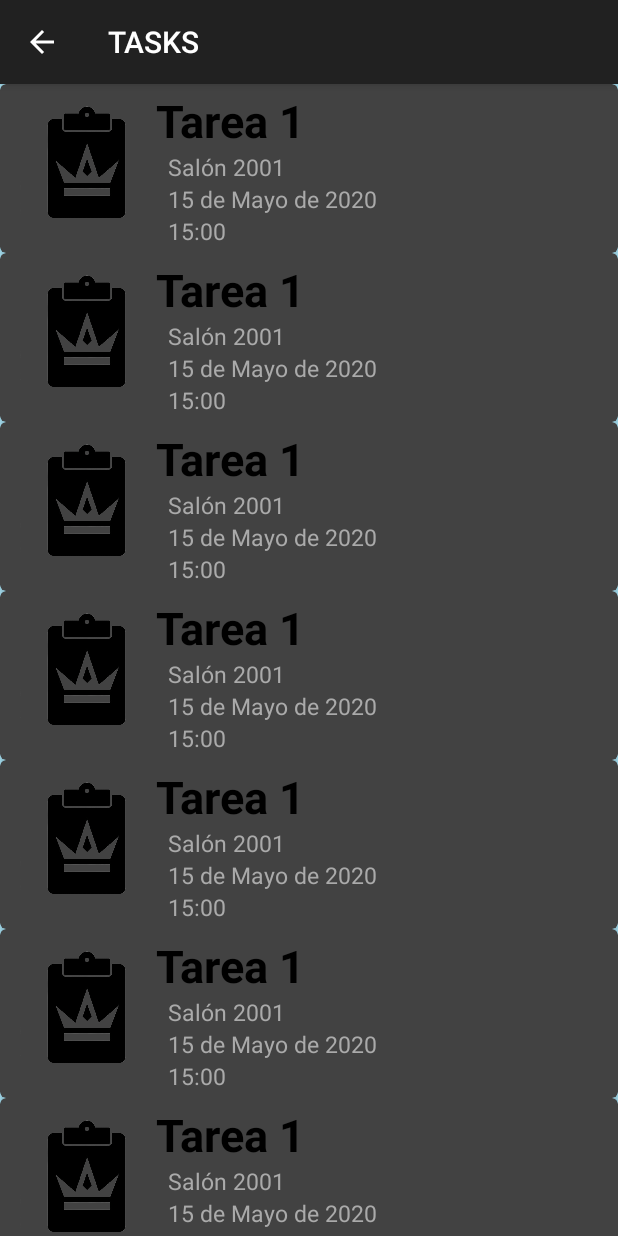
After one commit to EduardoHerMn/TaskMaster, an Android app: the TaskListActivity screen opened directly, with no data from a screen before it, on a phone screen of 412 x 824 dp. The commit adds this screen. Run offline under Robolectric (Android 15) with nearby library versions, the phone set to English and light mode, and no system bars; libraries missing offline, so code that uses them is left out: com.koushikdutta.ion; pictures from the network do not load.

Commit message:
ver lista de actividades

```diff
--- a/app/src/main/AndroidManifest.xml
+++ b/app/src/main/AndroidManifest.xml
@@ -11,8 +11,9 @@
         android:roundIcon="@mipmap/ic_launcher_round"
         android:supportsRtl="true"
         android:theme="@style/Theme.AppCompat.NoActionBar">
-        <activity android:name=".Inicio"></activity>
-
+        <activity android:name=".TaskListAdapter"></activity>
+        <activity android:name=".TaskListActivity" />
+        <activity android:name=".Inicio" />
         <activity android:name=".Register" />
         <activity android:name=".MainActivity">
             <intent-filter>
--- a/app/src/main/java/com/example/taskmaster2/MainActivity.kt
+++ b/app/src/main/java/com/example/taskmaster2/MainActivity.kt
@@ -23,6 +23,7 @@ class MainActivity : AppCompatActivity() {
         setContentView(R.layout.activity_main)
         callbackManager = CallbackManager.Factory.create()
         var btnLoginFacebook = findViewById<Button>(R.id.btnLoginFacebook)
+        var btnLogin = findViewById<Button>(R.id.btnLogin)
 
         btnLoginFacebook.setOnClickListener(View.OnClickListener {
             // Login
@@ -46,6 +47,17 @@ class MainActivity : AppCompatActivity() {
                     }
                 })
         })
+
+        /*
+        Click listener sigue de login -> registros -> task list,
+        lo puse solo para probar mis cambios, se cambiará cuando se termine de implementar toda
+         */
+        btnLogin.setOnClickListener(View.OnClickListener {
+            //Toast.makeText(this, item.get("url").toString(), Toast.LENGTH_SHORT).show()
+            val intent = Intent(this, TaskListActivity::class.java)
+            startActivity(intent)
+        })
+
     }
 
     override fun onActivityResult(requestCode: Int, resultCode: Int, data: Intent?) {
--- /dev/null
+++ b/app/src/main/java/com/example/taskmaster2/TaskListActivity.kt
@@ -0,0 +1,98 @@
+package com.example.taskmaster2
+
+import android.content.Intent
+import android.util.Log
+import com.google.android.material.snackbar.Snackbar
+import com.koushikdutta.ion.Ion
+import com.example.taskmaster2.TaskListAdapter
+import kotlinx.android.synthetic.main.activity_task_list.*
+
+import android.content.Context
+import androidx.appcompat.app.AppCompatActivity
+import android.os.Bundle
+import androidx.recyclerview.widget.DefaultItemAnimator
+import androidx.recyclerview.widget.LinearLayoutManager
+import com.google.gson.JsonArray
+import com.google.gson.JsonElement
+import org.json.JSONArray
+import org.json.JSONObject
+import com.example.taskmaster2.R
+import com.google.gson.GsonBuilder
+import com.google.gson.JsonObject
+
+class TaskListActivity : AppCompatActivity() {
+
+    //private lateinit var data: JsonArray
+    private var data =  mutableListOf<JsonObject>()
+    private lateinit var linearLayoutManager: LinearLayoutManager
+    private lateinit var adapter:TaskListAdapter
+    private lateinit var dataNoUso: JSONArray
+
+
+    override fun onCreate(savedInstanceState: Bundle?) {
+        super.onCreate(savedInstanceState)
+        setContentView(R.layout.activity_task_list)
+        setSupportActionBar(toolbar)
+        supportActionBar?.setDisplayHomeAsUpEnabled(true)
+        supportActionBar?.title="TASKS"
+
+        initializeComponents()
+        initializeListeners()
+        initializeData()
+
+    }
+
+    fun initializeComponents(){
+
+    }
+
+    fun initializeListeners(){
+
+    }
+
+    fun initializeData() {
+        /*
+        Aquí se inicializará el data de tasks cuando esté lista la api
+        Ion.with(this)
+            .load("https://pokeapi.co/api/v2/pokemon/?offset=0&limit=964")
+            .asJsonObject()
+            .done { e, result ->
+                if(e == null){
+                    Log.i("Salida", result.getAsJsonArray("results").size().toString())
+                    data = result.getAsJsonArray("results")
+                    initializeList()
+                }
+            }
+         */
+        //por ahora usa data mock
+        for(i in 1..10){
+            val rootObject= JsonObject()
+            rootObject.addProperty("titulo","Tarea 1")
+            rootObject.addProperty("descripción","Lorem ipsum dolor sit amet, consectetur adipiscing elit, sed do eiusmod tempor incididunt ut labore et dolore magna aliqua. Ut enim ad minim veniam, quis nostrud exercitation ullamco laboris nisi ut aliquip ex ea commodo consequat. Duis aute irure dolor in reprehenderit in voluptate velit esse cillum dolore eu fugiat nulla pariatur. Excepteur sint occaecat cupidatat non proident, sunt in culpa qui officia deserunt mollit anim id est laborum.")
+            rootObject.addProperty("fecha","15 de Mayo de 2020")
+            rootObject.addProperty("hora","15:00")
+            rootObject.addProperty("lugar","Salón 2001")
+            data.add(rootObject)
+        }
+
+        initializeList()
+    }
+
+    fun initializeList(){
+        linearLayoutManager = LinearLayoutManager(this)
+        linearLayoutManager.orientation = LinearLayoutManager.VERTICAL
+        linearLayoutManager.scrollToPosition(0)
+
+        adapter = TaskListAdapter()
+        adapter.TaskListAdapter(this,data)
+
+        recycler_view_list.layoutManager = linearLayoutManager
+        recycler_view_list.adapter = adapter
+        recycler_view_list.itemAnimator = DefaultItemAnimator()
+
+    }
+
+
+
+
+}
--- /dev/null
+++ b/app/src/main/java/com/example/taskmaster2/TaskListAdapter.kt
@@ -0,0 +1,66 @@
+package com.example.taskmaster2
+
+import android.content.Context
+import android.util.Log
+import android.view.LayoutInflater
+import android.view.View
+import android.view.ViewGroup
+import android.widget.ImageView
+import android.widget.TextView
+import androidx.core.content.ContextCompat
+import com.bumptech.glide.Glide
+import com.google.gson.JsonArray
+import com.google.gson.JsonObject
+import com.example.taskmaster2.R
+
+import androidx.appcompat.app.AppCompatActivity
+import android.os.Bundle
+import androidx.recyclerview.widget.DefaultItemAnimator
+import androidx.recyclerview.widget.LinearLayoutManager
+import androidx.recyclerview.widget.RecyclerView
+import com.google.android.material.snackbar.Snackbar
+
+class TaskListAdapter : RecyclerView.Adapter<TaskListAdapter.ViewHolder>() {
+
+    private lateinit var context: Context
+    private var data =  mutableListOf<JsonObject>()
+
+    fun TaskListAdapter(context:Context, data: MutableList<JsonObject>){
+        this.context = context
+        this.data = data
+    }
+
+    override fun onCreateViewHolder(parent: ViewGroup, viewType: Int): TaskListAdapter.ViewHolder {
+        var layoutInflater = LayoutInflater.from(parent.context)
+        return ViewHolder(layoutInflater.inflate(R.layout.task_item,parent,false))
+    }
+
+    override fun getItemCount(): Int {
+        return data.size
+    }
+
+    override fun onBindViewHolder(holder: TaskListAdapter.ViewHolder, position: Int) {
+        //var item:JsonObject = data.get(position)
+        var item:JsonObject = data.get(position).asJsonObject
+        holder.bind(item,context)
+    }
+
+
+    class ViewHolder(view:View):RecyclerView.ViewHolder(view){
+        private var imagen: ImageView = view.findViewById(R.id.task_imagen)
+        private var titulo: TextView   = view.findViewById(R.id.task_titulo)
+        private var lugar: TextView   = view.findViewById(R.id.task_lugar)
+        private var fecha: TextView   = view.findViewById(R.id.task_fecha)
+        private var hora: TextView   = view.findViewById(R.id.task_hora)
+
+        fun bind(item: JsonObject, context: Context){
+            //aquí iría el load del objeto cuando esté terminada la api
+            imagen.setImageDrawable(ContextCompat.getDrawable(context,R.drawable.taskimagen))
+            titulo.text = item.get("titulo").asString
+            lugar.text = item.get("lugar").asString
+            fecha.text = item.get("fecha").asString
+            hora.text = item.get("hora").asString
+        }
+    }
+
+}
--- a/app/src/main/res/layout/activity_inicio.xml
+++ b/app/src/main/res/layout/activity_inicio.xml
@@ -74,7 +74,7 @@
         app:layout_constraintTop_toBottomOf="@+id/imageView10" />
 
     <Button
-        android:id="@+id/button7"
+        android:id="@+id/btnRegistro"
         android:layout_width="wrap_content"
         android:layout_height="wrap_content"
         android:layout_marginTop="32dp"
--- a/app/src/main/res/layout/activity_main.xml
+++ b/app/src/main/res/layout/activity_main.xml
@@ -7,7 +7,6 @@
     tools:context=".MainActivity"
     android:background="#AFECFF"
     >
-
 
     <Button
         android:id="@+id/button3"
@@ -58,7 +57,7 @@
         />
 
     <Button
-        android:id="@+id/button2"
+        android:id="@+id/btnLogin"
         android:layout_width="match_parent"
         android:layout_height="wrap_content"
         android:layout_marginStart="32dp"
--- /dev/null
+++ b/app/src/main/res/layout/activity_task_list.xml
@@ -0,0 +1,36 @@
+<?xml version="1.0" encoding="utf-8"?>
+<androidx.constraintlayout.widget.ConstraintLayout xmlns:android="http://schemas.android.com/apk/res/android"
+    xmlns:app="http://schemas.android.com/apk/res-auto"
+    xmlns:tools="http://schemas.android.com/tools"
+    android:layout_width="match_parent"
+    android:layout_height="match_parent"
+    tools:context=".TaskListActivity">
+
+
+
+    <com.google.android.material.appbar.AppBarLayout
+        android:layout_width="match_parent"
+        android:layout_height="wrap_content"
+        android:theme="@style/AppTheme.AppBarOverlay">
+
+        <androidx.appcompat.widget.Toolbar
+            android:id="@+id/toolbar"
+            android:layout_width="match_parent"
+            android:layout_height="?attr/actionBarSize"
+            android:background="?attr/colorPrimary"
+            app:popupTheme="@style/AppTheme.PopupOverlay"
+            />
+
+    </com.google.android.material.appbar.AppBarLayout>
+
+
+    <androidx.recyclerview.widget.RecyclerView
+        android:layout_width="match_parent"
+        android:layout_height="match_parent"
+        android:layout_marginTop="@dimen/toolbar_size"
+        android:background="#AFECFF"
+        android:id="@+id/recycler_view_list"
+        />
+
+
+</androidx.constraintlayout.widget.ConstraintLayout>
--- /dev/null
+++ b/app/src/main/res/layout/task_item.xml
@@ -0,0 +1,66 @@
+<?xml version="1.0" encoding="utf-8"?>
+<androidx.cardview.widget.CardView
+    xmlns:android="http://schemas.android.com/apk/res/android"
+    xmlns:app="http://schemas.android.com/apk/res-auto"
+    android:layout_width="match_parent"
+    android:layout_height="wrap_content"
+    app:cardCornerRadius="4dp"
+    android:id="@+id/cardView"
+    app:cardElevation="4dp">
+
+    <RelativeLayout
+        android:layout_width="match_parent"
+        android:layout_height="match_parent"
+        android:layout_margin="4dp">
+
+        <ImageView
+            android:layout_width="100dp"
+            android:layout_height="100dp"
+            android:padding="2dp"
+            android:id="@+id/task_imagen"/>
+
+        <TextView
+            android:id="@+id/task_titulo"
+            android:layout_width="wrap_content"
+            android:layout_height="wrap_content"
+            android:textColor="@android:color/black"
+            android:textSize="30sp"
+            android:textStyle="bold"
+            android:layout_alignParentTop="true"
+            android:layout_toEndOf="@id/task_imagen"
+            />
+        <TextView
+            android:id="@+id/task_lugar"
+            android:layout_width="wrap_content"
+            android:layout_height="wrap_content"
+            android:textColor="@android:color/darker_gray"
+            android:textSize="15sp"
+            android:layout_toEndOf="@id/task_imagen"
+            android:layout_below="@id/task_titulo"
+            android:layout_marginStart="8dp"
+            />
+        <TextView
+            android:id="@+id/task_fecha"
+            android:layout_width="wrap_content"
+            android:layout_height="wrap_content"
+            android:textColor="@android:color/darker_gray"
+            android:textSize="15sp"
+            android:layout_toEndOf="@id/task_imagen"
+            android:layout_below="@id/task_lugar"
+            android:layout_marginStart="8dp"
+            />
+        <TextView
+            android:id="@+id/task_hora"
+            android:layout_width="wrap_content"
+            android:layout_height="wrap_content"
+            android:textColor="@android:color/darker_gray"
+            android:textSize="15sp"
+            android:layout_toEndOf="@id/task_imagen"
+            android:layout_below="@id/task_fecha"
+            android:layout_marginStart="8dp"
+            />
+
+    </RelativeLayout>
+
+
+</androidx.cardview.widget.CardView>
--- /dev/null
+++ b/app/src/main/res/values/dimens.xml
@@ -0,0 +1,4 @@
+<resources>
+    <dimen name="fab_margin">16dp</dimen>
+    <dimen name="toolbar_size">56dp</dimen>
+</resources>
--- a/app/src/main/res/values/strings.xml
+++ b/app/src/main/res/values/strings.xml
@@ -2,5 +2,14 @@
     <string name="app_name">TaskMaster2</string>
     <string name="facebook_app_id">546624296052026</string>
     <string name="fb_login_protocol_scheme">fb546624296052026</string>
+    <string name="title_activity_task_list">TaskListActivity</string>
+    <!-- Strings used for fragments for navigation -->
+    <string name="first_fragment_label">First Fragment</string>
+    <string name="second_fragment_label">Second Fragment</string>
+    <string name="next">Next</string>
+    <string name="previous">Previous</string>
+
+    <string name="hello_first_fragment">Hello first fragment</string>
+    <string name="hello_second_fragment">Hello second fragment. Arg: %1$s</string>
 
 </resources>
--- a/app/src/main/res/values/styles.xml
+++ b/app/src/main/res/values/styles.xml
@@ -8,4 +8,17 @@
         <item name="colorAccent">@color/colorAccent</item>
     </style>
 
+    <style name="NoActionBar" parent="Theme.AppCompat.NoActionBar">
+        <item name="windowActionBar">false</item>
+        <item name="windowNoTitle">true</item>
+    </style>
+
+    <style name="AppBarOverlay" parent="ThemeOverlay.AppCompat.Dark.ActionBar" />
+
+    <style name="AppTheme.AppBarOverlay" parent="ThemeOverlay.AppCompat.Dark.ActionBar" />
+
+    <style name="AppTheme.PopupOverlay" parent="ThemeOverlay.AppCompat.Light" />
+
+    <style name="PopupOverlay" parent="ThemeOverlay.AppCompat.Light" />
+
 </resources>
```
Also changed, not shown: app/build.gradle (+16 -1 lines).
